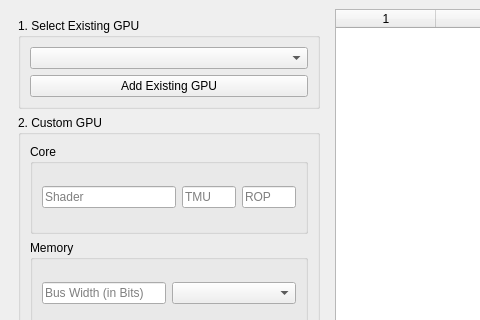
Old version of the form gpucalc.ui in the repository mkozden/Gflops-and-Fillrate-calculator-python; both pictures show x 0 to 480 and y 0 to 320 of the 960 by 540 pixel window.
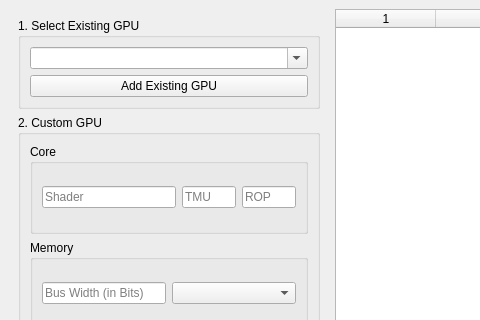
New version of the form.

Patch:
```diff
--- a/gpucalc.ui
+++ b/gpucalc.ui
@@ -40,7 +40,11 @@
          </property>
          <layout class="QVBoxLayout" name="verticalLayout_7">
           <item>
-           <widget class="QComboBox" name="GPUList"/>
+           <widget class="QComboBox" name="GPUList">
+            <property name="editable">
+             <bool>true</bool>
+            </property>
+           </widget>
           </item>
           <item>
            <widget class="QPushButton" name="AddExistingGPU">
```
